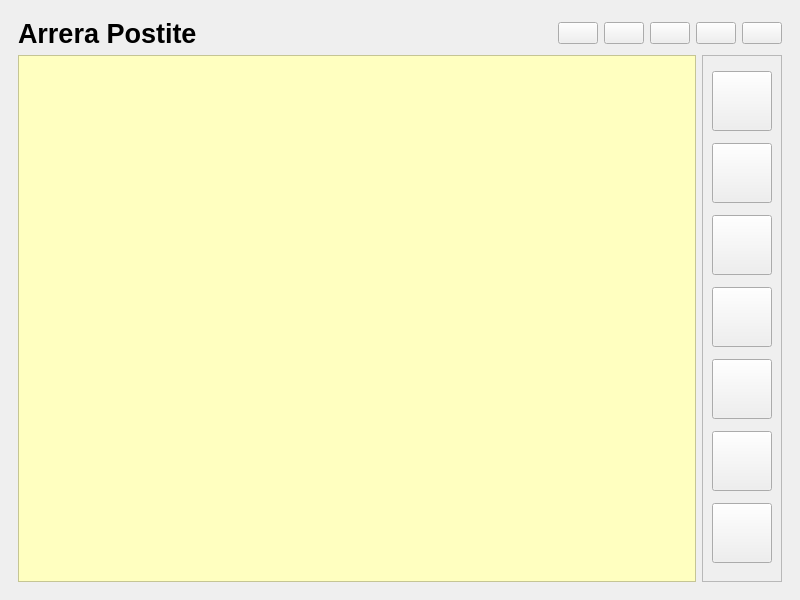
Above: cuiapostite.ui from Arrera-Software/Arrera-Postite before the change. Below: the same form after it.
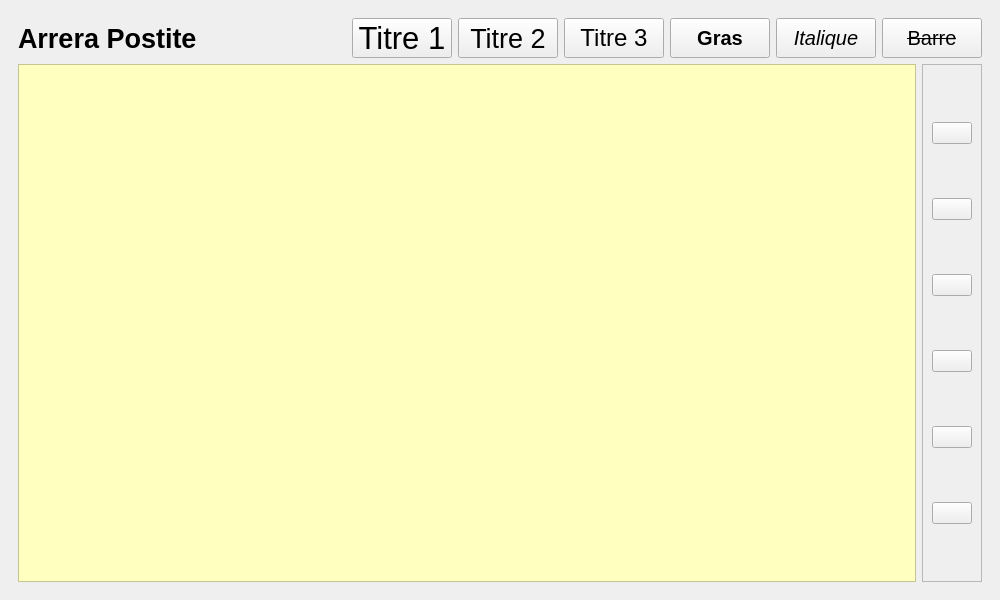
That is the form after the change. The open tabs and pages were chosen to show the change. Icons and pictures are not drawn. Custom widgets are drawn as their Qt base class.

Commit message: Creation de la nouvelle interface de la page main

What changed in the file:
```diff
--- a/cuiapostite.ui
+++ b/cuiapostite.ui
@@ -6,7 +6,7 @@
    <rect>
     <x>0</x>
     <y>0</y>
-    <width>800</width>
+    <width>1000</width>
     <height>600</height>
    </rect>
   </property>
@@ -55,88 +55,153 @@
            </spacer>
           </item>
           <item>
-           <widget class="QPushButton" name="IDC_OPEN">
+           <widget class="QPushButton" name="IDC_TITRE1">
+            <property name="minimumSize">
+             <size>
+              <width>100</width>
+              <height>40</height>
+             </size>
+            </property>
+            <property name="maximumSize">
+             <size>
+              <width>100</width>
+              <height>40</height>
+             </size>
+            </property>
+            <property name="font">
+             <font>
+              <pointsize>23</pointsize>
+             </font>
+            </property>
             <property name="text">
-             <string/>
+             <string>Titre 1</string>
             </property>
-            <property name="icon">
-             <iconset resource="postitesrc.qrc">
-              <normaloff>:/img/open.png</normaloff>:/img/open.png</iconset>
+           </widget>
+          </item>
+          <item>
+           <widget class="QPushButton" name="IDC_TITRE2">
+            <property name="minimumSize">
+             <size>
+              <width>100</width>
+              <height>40</height>
+             </size>
             </property>
-            <property name="iconSize">
+            <property name="maximumSize">
              <size>
-              <width>40</width>
+              <width>100</width>
               <height>40</height>
              </size>
             </property>
+            <property name="font">
+             <font>
+              <pointsize>20</pointsize>
+             </font>
+            </property>
+            <property name="text">
+             <string>Titre 2</string>
+            </property>
            </widget>
           </item>
           <item>
-           <widget class="QPushButton" name="IDC_SAVE">
-            <property name="text">
-             <string/>
+           <widget class="QPushButton" name="IDC_TITRE3">
+            <property name="minimumSize">
+             <size>
+              <width>100</width>
+              <height>40</height>
+             </size>
             </property>
-            <property name="icon">
-             <iconset resource="postitesrc.qrc">
-              <normaloff>:/img/save.png</normaloff>:/img/save.png</iconset>
-            </property>
-            <property name="iconSize">
+            <property name="maximumSize">
              <size>
-              <width>40</width>
+              <width>100</width>
               <height>40</height>
              </size>
             </property>
+            <property name="font">
+             <font>
+              <pointsize>18</pointsize>
+             </font>
+            </property>
+            <property name="text">
+             <string>Titre 3</string>
+            </property>
            </widget>
           </item>
           <item>
-           <widget class="QPushButton" name="IDC_NEW">
-            <property name="text">
-             <string/>
+           <widget class="QPushButton" name="IDC_GRAS">
+            <property name="minimumSize">
+             <size>
+              <width>100</width>
+              <height>40</height>
+             </size>
             </property>
-            <property name="icon">
-             <iconset resource="postitesrc.qrc">
-              <normaloff>:/img/new.png</normaloff>:/img/new.png</iconset>
-            </property>
-            <property name="iconSize">
+            <property name="maximumSize">
              <size>
-              <width>40</width>
+              <width>100</width>
               <height>40</height>
              </size>
             </property>
+            <property name="font">
+             <font>
+              <pointsize>15</pointsize>
+              <bold>true</bold>
+              <kerning>false</kerning>
+             </font>
+            </property>
+            <property name="text">
+             <string>Gras</string>
+            </property>
            </widget>
           </item>
           <item>
-           <widget class="QPushButton" name="IDC_PARA">
-            <property name="text">
-             <string/>
+           <widget class="QPushButton" name="IDC_ITALIQUE">
+            <property name="minimumSize">
+             <size>
+              <width>100</width>
+              <height>40</height>
+             </size>
             </property>
-            <property name="icon">
-             <iconset resource="postitesrc.qrc">
-              <normaloff>:/img/parametre.png</normaloff>:/img/parametre.png</iconset>
-            </property>
-            <property name="iconSize">
+            <property name="maximumSize">
              <size>
-              <width>40</width>
+              <width>100</width>
               <height>40</height>
              </size>
             </property>
+            <property name="font">
+             <font>
+              <pointsize>15</pointsize>
+              <italic>true</italic>
+              <kerning>false</kerning>
+             </font>
+            </property>
+            <property name="text">
+             <string>Italique</string>
+            </property>
            </widget>
           </item>
           <item>
-           <widget class="QPushButton" name="IDC_QUIT">
-            <property name="text">
-             <string/>
+           <widget class="QPushButton" name="IDC_BARRE">
+            <property name="minimumSize">
+             <size>
+              <width>100</width>
+              <height>40</height>
+             </size>
             </property>
-            <property name="icon">
-             <iconset resource="postitesrc.qrc">
-              <normaloff>:/img/quit.png</normaloff>:/img/quit.png</iconset>
-            </property>
-            <property name="iconSize">
+            <property name="maximumSize">
              <size>
-              <width>40</width>
+              <width>100</width>
               <height>40</height>
              </size>
             </property>
+            <property name="font">
+             <font>
+              <pointsize>15</pointsize>
+              <strikeout>true</strikeout>
+              <kerning>false</kerning>
+             </font>
+            </property>
+            <property name="text">
+             <string>Barre</string>
+            </property>
            </widget>
           </item>
          </layout>
@@ -157,6 +222,12 @@
           </item>
           <item>
            <widget class="QFrame" name="frame">
+            <property name="minimumSize">
+             <size>
+              <width>31</width>
+              <height>0</height>
+             </size>
+            </property>
             <property name="frameShape">
              <enum>QFrame::Shape::StyledPanel</enum>
             </property>
@@ -165,136 +236,105 @@
             </property>
             <layout class="QVBoxLayout" name="verticalLayout_6">
              <item>
-              <widget class="QPushButton" name="IDC_TITRE1">
-               <property name="minimumSize">
-                <size>
-                 <width>60</width>
-                 <height>60</height>
-                </size>
-               </property>
-               <property name="maximumSize">
-                <size>
-                 <width>60</width>
-                 <height>60</height>
-                </size>
-               </property>
+              <widget class="QPushButton" name="IDC_SAVE">
                <property name="text">
                 <string/>
                </property>
-              </widget>
-             </item>
-             <item>
-              <widget class="QPushButton" name="IDC_TITRE2">
-               <property name="minimumSize">
-                <size>
-                 <width>60</width>
-                 <height>60</height>
-                </size>
+               <property name="icon">
+                <iconset resource="postitesrc.qrc">
+                 <normaloff>:/img/save.png</normaloff>:/img/save.png</iconset>
                </property>
-               <property name="maximumSize">
+               <property name="iconSize">
                 <size>
-                 <width>60</width>
-                 <height>60</height>
+                 <width>40</width>
+                 <height>40</height>
                 </size>
                </property>
-               <property name="text">
-                <string/>
-               </property>
               </widget>
              </item>
              <item>
-              <widget class="QPushButton" name="IDC_TITRE3">
-               <property name="minimumSize">
-                <size>
-                 <width>60</width>
-                 <height>60</height>
-                </size>
+              <widget class="QPushButton" name="IDC_OPEN">
+               <property name="text">
+                <string/>
                </property>
-               <property name="maximumSize">
+               <property name="icon">
+                <iconset resource="postitesrc.qrc">
+                 <normaloff>:/img/open.png</normaloff>:/img/open.png</iconset>
+               </property>
+               <property name="iconSize">
                 <size>
-                 <width>60</width>
-                 <height>60</height>
+                 <width>40</width>
+                 <height>40</height>
                 </size>
                </property>
-               <property name="text">
-                <string/>
-               </property>
               </widget>
              </item>
              <item>
-              <widget class="QPushButton" name="IDC_ITALIQUE">
-               <property name="minimumSize">
-                <size>
-                 <width>60</width>
-                 <height>60</height>
-                </size>
+              <widget class="QPushButton" name="IDC_NEW">
+               <property name="text">
+                <string/>
                </property>
-               <property name="maximumSize">
+               <property name="icon">
+                <iconset resource="postitesrc.qrc">
+                 <normaloff>:/img/new.png</normaloff>:/img/new.png</iconset>
+               </property>
+               <property name="iconSize">
                 <size>
-                 <width>60</width>
-                 <height>60</height>
+                 <width>40</width>
+                 <height>40</height>
                 </size>
                </property>
-               <property name="text">
-                <string/>
-               </property>
               </widget>
              </item>
              <item>
-              <widget class="QPushButton" name="IDC_GRAS">
-               <property name="minimumSize">
-                <size>
-                 <width>60</width>
-                 <height>60</height>
-                </size>
+              <widget class="QPushButton" name="IDC_PARA">
+               <property name="text">
+                <string/>
                </property>
-               <property name="maximumSize">
+               <property name="icon">
+                <iconset resource="postitesrc.qrc">
+                 <normaloff>:/img/parametre.png</normaloff>:/img/parametre.png</iconset>
+               </property>
+               <property name="iconSize">
                 <size>
-                 <width>60</width>
-                 <height>60</height>
+                 <width>40</width>
+                 <height>40</height>
                 </size>
                </property>
-               <property name="text">
-                <string/>
-               </property>
               </widget>
              </item>
              <item>
-              <widget class="QPushButton" name="IDC_BARRE">
-               <property name="minimumSize">
-                <size>
-                 <width>60</width>
-                 <height>60</height>
-                </size>
+              <widget class="QPushButton" name="IDC_VIEW">
+               <property name="text">
+                <string/>
                </property>
-               <property name="maximumSize">
+               <property name="icon">
+                <iconset resource="postitesrc.qrc">
+                 <normaloff>:/img/viewxcf.png</normaloff>:/img/viewxcf.png</iconset>
+               </property>
+               <property name="iconSize">
                 <size>
-                 <width>60</width>
-                 <height>60</height>
+                 <width>40</width>
+                 <height>40</height>
                 </size>
                </property>
-               <property name="text">
-                <string/>
-               </property>
               </widget>
              </item>
              <item>
-              <widget class="QPushButton" name="IDC_GRASITALIQUE">
-               <property name="minimumSize">
-                <size>
-                 <width>60</width>
-                 <height>60</height>
-                </size>
+              <widget class="QPushButton" name="IDC_QUIT">
+               <property name="text">
+                <string/>
                </property>
-               <property name="maximumSize">
+               <property name="icon">
+                <iconset resource="postitesrc.qrc">
+                 <normaloff>:/img/quit.png</normaloff>:/img/quit.png</iconset>
+               </property>
+               <property name="iconSize">
                 <size>
-                 <width>60</width>
-                 <height>60</height>
+                 <width>40</width>
+                 <height>40</height>
                 </size>
                </property>
-               <property name="text">
-                <string/>
-               </property>
               </widget>
              </item>
             </layout>
```
Left out of the diff: 2 changed lines with no effect on the pictures. The commit also changes 7 other files.
